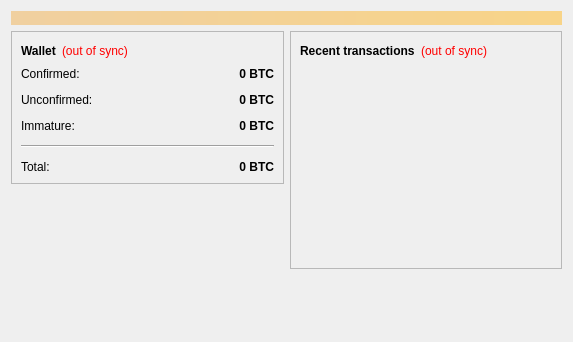
Before: the Qt Designer form src/qt/forms/overviewpage.ui in raffermeko/bitcoin, drawn with Qt 5.
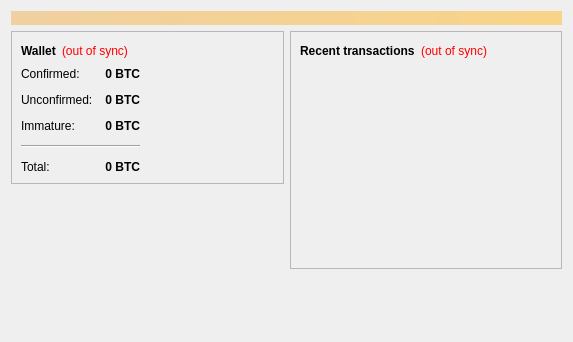
After: the same form once the commit is applied.

Commit message: GUI: Fix design in overview page

```diff
--- a/src/qt/forms/overviewpage.ui
+++ b/src/qt/forms/overviewpage.ui
@@ -90,6 +90,8 @@
            </layout>
           </item>
           <item>
+          <layout class="QHBoxLayout" name="horizontalLayout_3">
+           <item>
            <layout class="QFormLayout" name="formLayout_2">
             <property name="fieldGrowthPolicy">
              <enum>QFormLayout::AllNonFixedFieldsGrow</enum>
@@ -231,6 +233,21 @@
                <enum>Qt::Horizontal</enum>
               </property>
              </widget>
+            </item>
+           </layout>
+          </item>
+            <item>
+             <spacer name="horizontalSpacer_3">
+              <property name="orientation">
+               <enum>Qt::Horizontal</enum>
+              </property>
+              <property name="sizeHint" stdset="0">
+               <size>
+                <width>40</width>
+                <height>20</height>
+               </size>
+              </property>
+             </spacer>
             </item>
            </layout>
           </item>
```
